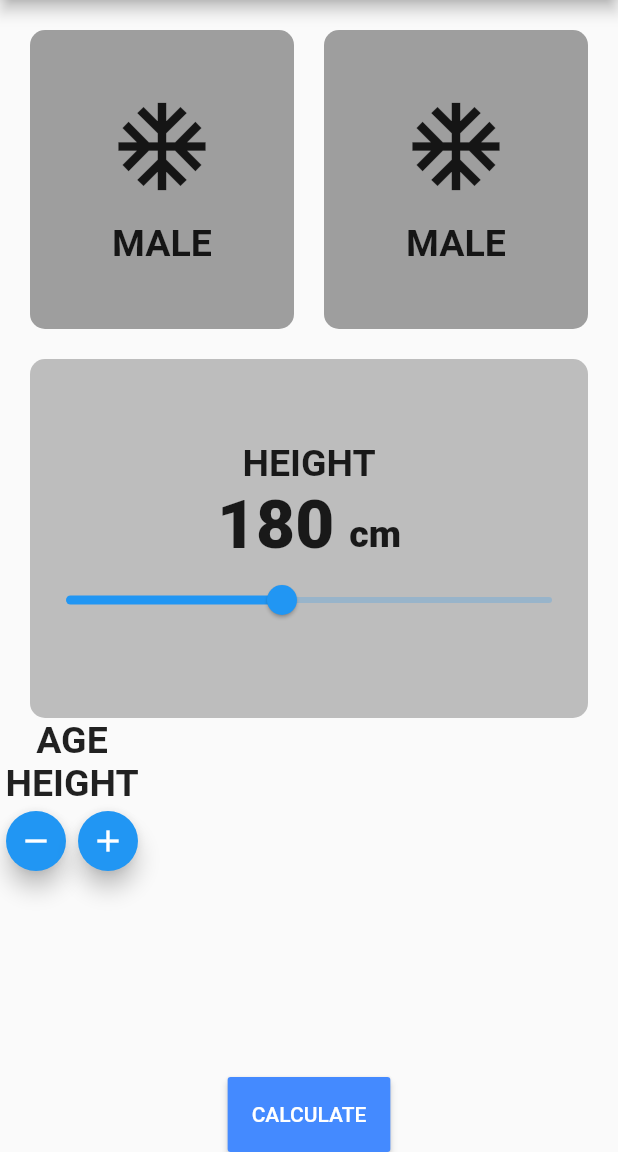
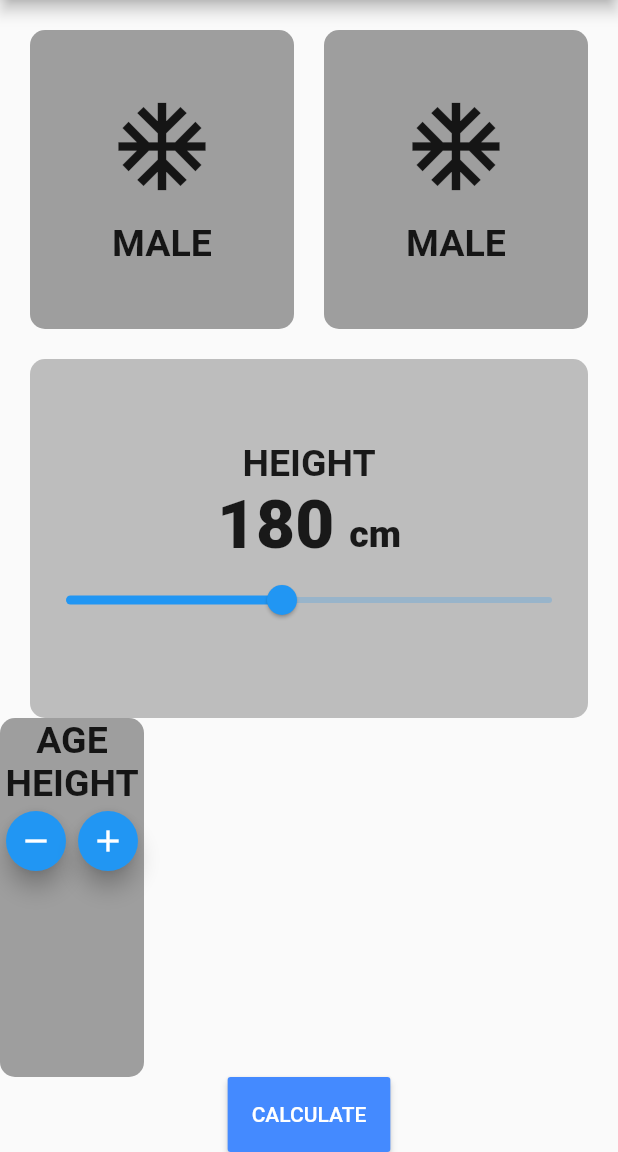
Before and after one commit to Devsaci/bmi_calculator_mansour, a Flutter app: the screen it shows after launch, on a phone screen of 412 x 824 dp, the part 84-1236 px from its top. Run offline on Flutter 3.47's test engine with Material 2 defaults, Android fonts, the phone set to English and light mode, and no system bars.

Commit message:
Container / BoxDecoration

```diff
--- a/lib/bmi_screen.dart
+++ b/lib/bmi_screen.dart
@@ -132,7 +132,12 @@ class _BmiScreenState extends State<BmiScreen> {
           Expanded(
             child: Row(
               children: [
-                Column(
+                Container(
+                  decoration: BoxDecoration(
+                    borderRadius: BorderRadius.circular(10.0),
+                    color: Colors.grey,
+                  ),
+                  child: Column(
                     children: [
                       Text(
                         'AGE',
@@ -160,6 +165,7 @@ class _BmiScreenState extends State<BmiScreen> {
                       ),
                     ],
                   ),
+                ),
               ],
             ),
           ),
```
Lines whose indentation alone changed are shown as unchanged.
